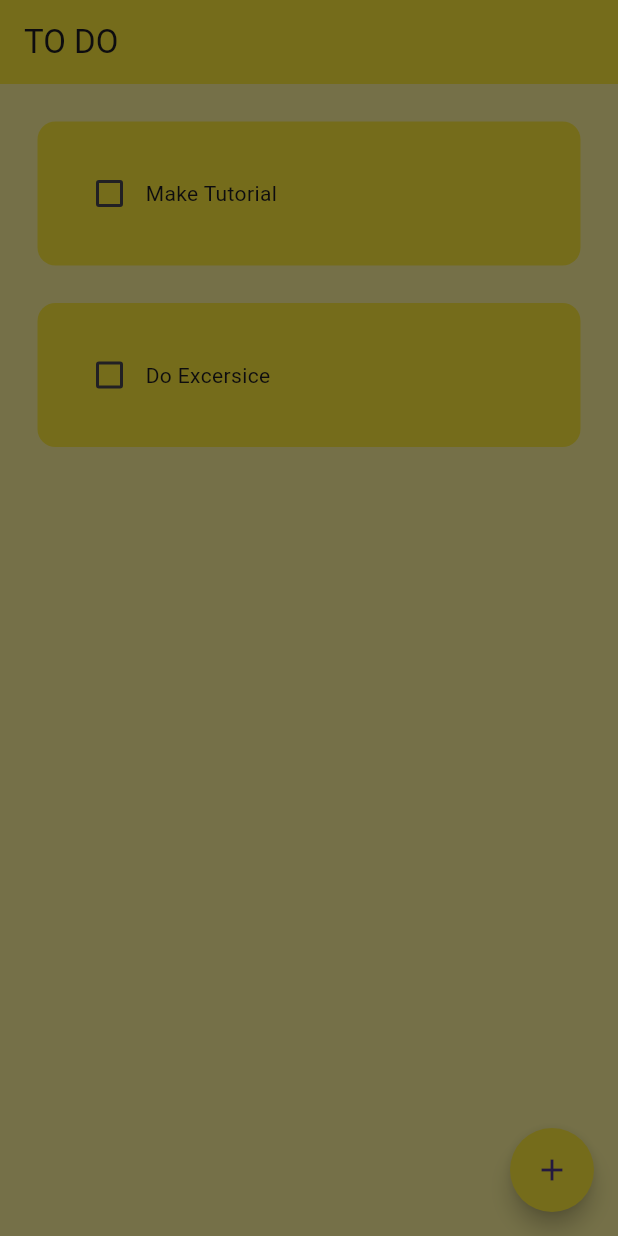
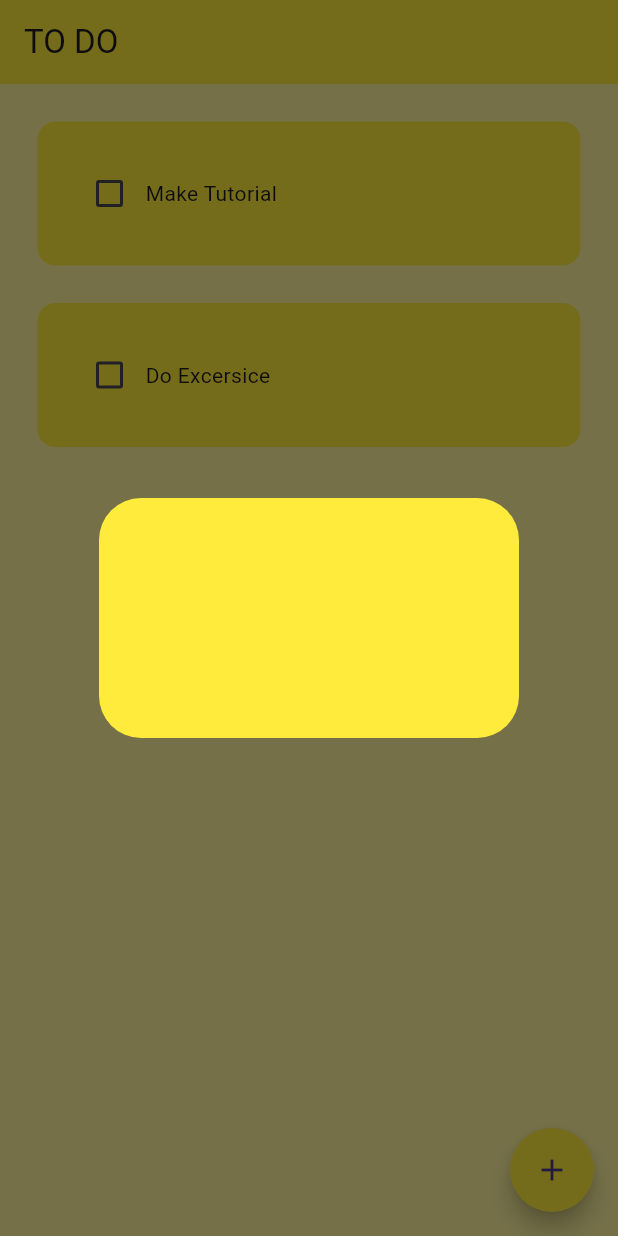
Before and after one commit to techmornach/omnitodo, a Flutter app: the screen it shows after launch, after a tap on the "add" icon, on a phone screen of 412 x 824 dp. Run offline on Flutter 3.47's test engine with Material 3 defaults, Android fonts, the phone set to English and light mode, and no system bars.

Commit message:
1 Sept 2024, 21:25

```diff
--- a/lib/util/dialog_box.dart
+++ b/lib/util/dialog_box.dart
@@ -5,6 +5,13 @@ class DialogBox extends StatelessWidget {
 
   @override
   Widget build(BuildContext context) {
-    return const AlertDialog();
+    return AlertDialog(
+      backgroundColor: Colors.yellow,
+      content: Container(
+        decoration:
+            const BoxDecoration(borderRadius: BorderRadius.all(Radius.zero)),
+        height: 120,
+      ),
+    );
   }
 }
```
